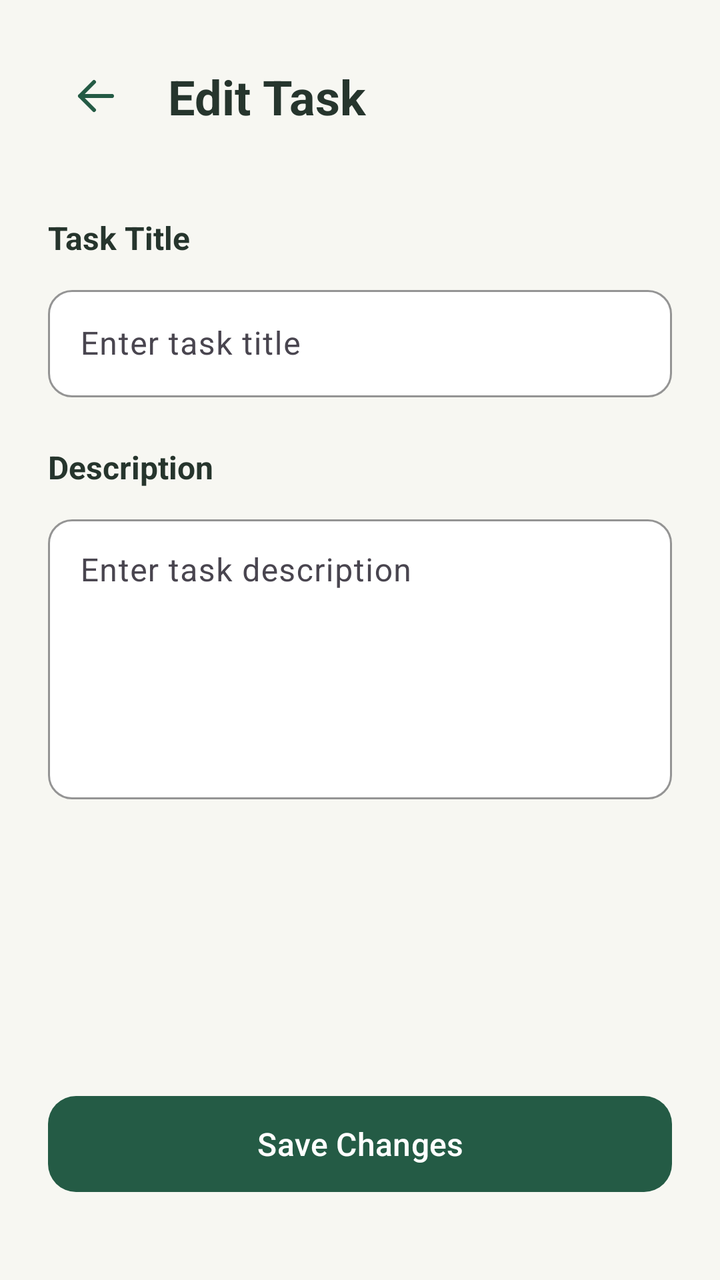
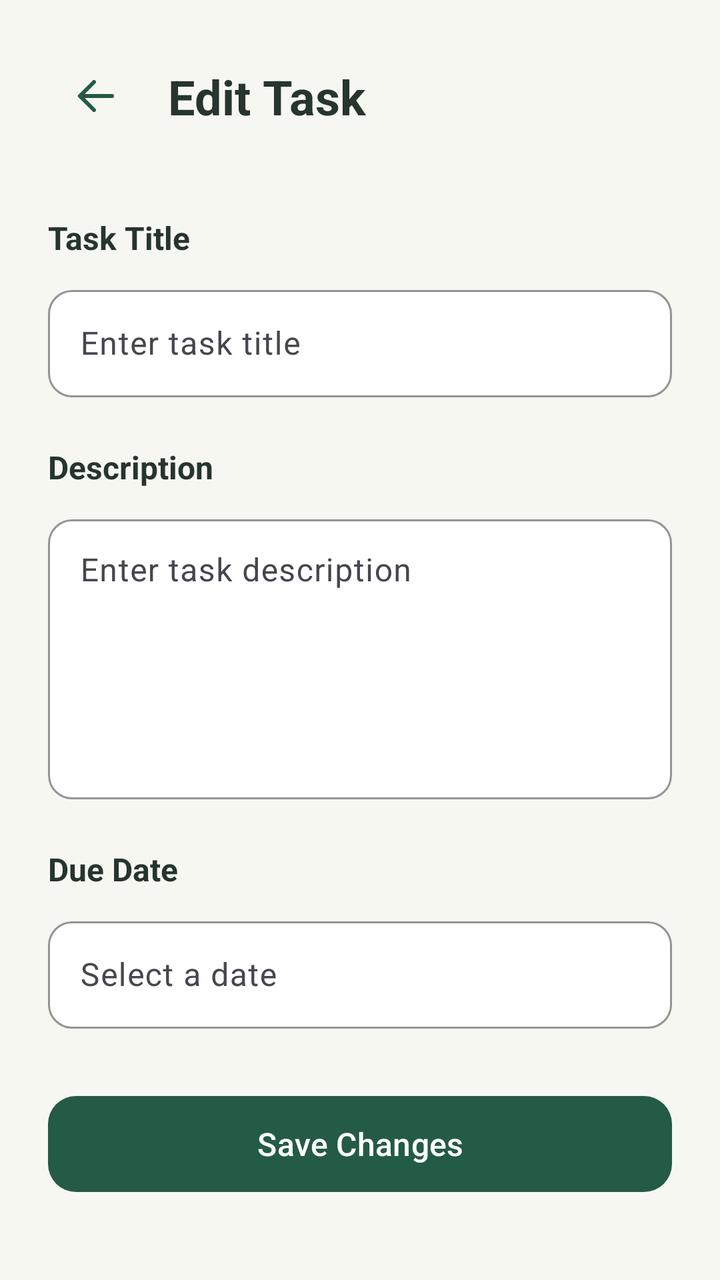

Screens rendered from an Android XML layout before and after an edit, with the pre-edit source and the edit as a unified diff.
<!-- AndroidManifest.xml: application theme Theme.Taskly -->
<!-- res/layout/edit_task_fragment.xml -->
<?xml version="1.0" encoding="utf-8"?>
<androidx.constraintlayout.widget.ConstraintLayout
    xmlns:android="http://schemas.android.com/apk/res/android"
    xmlns:app="http://schemas.android.com/apk/res-auto"
    android:layout_width="match_parent"
    android:layout_height="match_parent"
    android:background="#F7F7F2"
    android:padding="24dp">

    <ImageButton
        android:id="@+id/btnBack"
        android:layout_width="48dp"
        android:layout_height="48dp"
        android:background="?attr/selectableItemBackgroundBorderless"
        android:contentDescription="@string/back"
        android:src="@drawable/ic_arrow_back"
        app:tint="#245B45"
        app:layout_constraintStart_toStartOf="parent"
        app:layout_constraintTop_toTopOf="parent" />

    <TextView
        android:id="@+id/tvScreenTitle"
        android:layout_width="0dp"
        android:layout_height="wrap_content"
        android:layout_marginStart="12dp"
        android:text="@string/edit_task_title"
        android:textColor="#26352D"
        android:textSize="24sp"
        android:textStyle="bold"
        app:layout_constraintBottom_toBottomOf="@id/btnBack"
        app:layout_constraintEnd_toEndOf="parent"
        app:layout_constraintStart_toEndOf="@id/btnBack"
        app:layout_constraintTop_toTopOf="@id/btnBack" />

    <TextView
        android:id="@+id/tvTaskTitleLabel"
        android:layout_width="wrap_content"
        android:layout_height="wrap_content"
        android:layout_marginTop="36dp"
        android:text="@string/task_title_label"
        android:textColor="#26352D"
        android:textSize="16sp"
        android:textStyle="bold"
        app:layout_constraintStart_toStartOf="parent"
        app:layout_constraintTop_toBottomOf="@id/btnBack" />

    <com.google.android.material.textfield.TextInputLayout
        android:id="@+id/tilTaskTitle"
        android:layout_width="0dp"
        android:layout_height="wrap_content"
        android:layout_marginTop="10dp"
        app:boxBackgroundColor="#FFFFFF"
        app:boxBackgroundMode="outline"
        app:boxCornerRadiusBottomEnd="12dp"
        app:boxCornerRadiusBottomStart="12dp"
        app:boxCornerRadiusTopEnd="12dp"
        app:boxCornerRadiusTopStart="12dp"
        app:boxStrokeColor="#245B45"
        app:layout_constraintEnd_toEndOf="parent"
        app:layout_constraintStart_toStartOf="parent"
        app:layout_constraintTop_toBottomOf="@id/tvTaskTitleLabel">

        <com.google.android.material.textfield.TextInputEditText
            android:id="@+id/etTaskTitle"
            android:layout_width="match_parent"
            android:layout_height="wrap_content"
            android:hint="@string/task_title_hint"
            android:inputType="textCapSentences"
            android:maxLines="1"
            android:padding="16dp"
            android:textColor="#26352D"
            android:textColorHint="#687565" />

    </com.google.android.material.textfield.TextInputLayout>

    <TextView
        android:id="@+id/tvDescriptionLabel"
        android:layout_width="wrap_content"
        android:layout_height="wrap_content"
        android:layout_marginTop="24dp"
        android:text="@string/task_description_label"
        android:textColor="#26352D"
        android:textSize="16sp"
        android:textStyle="bold"
        app:layout_constraintStart_toStartOf="parent"
        app:layout_constraintTop_toBottomOf="@id/tilTaskTitle" />

    <com.google.android.material.textfield.TextInputLayout
        android:id="@+id/tilTaskDescription"
        android:layout_width="0dp"
        android:layout_height="wrap_content"
        android:layout_marginTop="10dp"
        app:boxBackgroundColor="#FFFFFF"
        app:boxBackgroundMode="outline"
        app:boxCornerRadiusBottomEnd="12dp"
        app:boxCornerRadiusBottomStart="12dp"
        app:boxCornerRadiusTopEnd="12dp"
        app:boxCornerRadiusTopStart="12dp"
        app:boxStrokeColor="#245B45"
        app:layout_constraintEnd_toEndOf="parent"
        app:layout_constraintStart_toStartOf="parent"
        app:layout_constraintTop_toBottomOf="@id/tvDescriptionLabel">

        <com.google.android.material.textfield.TextInputEditText
            android:id="@+id/etTaskDescription"
            android:layout_width="match_parent"
            android:layout_height="140dp"
            android:gravity="top|start"
            android:hint="@string/task_description_hint"
            android:inputType="textCapSentences|textMultiLine"
            android:padding="16dp"
            android:textColor="#26352D"
            android:textColorHint="#687565" />

    </com.google.android.material.textfield.TextInputLayout>

    <com.google.android.material.button.MaterialButton
        android:id="@+id/btnSaveChanges"
        android:layout_width="0dp"
        android:layout_height="56dp"
        android:layout_marginBottom="16dp"
        android:text="@string/save_changes"
        android:textAllCaps="false"
        android:textColor="#FFFFFF"
        android:textSize="16sp"
        app:backgroundTint="#245B45"
        app:cornerRadius="14dp"
        app:layout_constraintBottom_toBottomOf="parent"
        app:layout_constraintEnd_toEndOf="parent"
        app:layout_constraintStart_toStartOf="parent" />

</androidx.constraintlayout.widget.ConstraintLayout>
<!-- resources referenced by this layout -->
<resources>
  <!-- drawable ic_arrow_back (drawable) -->
  <vector xmlns:android="http://schemas.android.com/apk/res/android"
      android:width="24dp"
      android:height="24dp"
      android:viewportWidth="24"
      android:viewportHeight="24">
  
      <path
          android:fillColor="#245B45"
          android:pathData="M20,12H4M4,12l7,-7M4,12l7,7"
          android:strokeColor="#245B45"
          android:strokeWidth="2"
          android:strokeLineCap="round"
          android:strokeLineJoin="round" />
  
  </vector>
  <string name="back">Back</string>
  <string name="edit_task_title">Edit Task</string>
  <string name="save_changes">Save Changes</string>
  <string name="task_description_hint">Enter task description</string>
  <string name="task_description_label">Description</string>
  <string name="task_title_hint">Enter task title</string>
  <string name="task_title_label">Task Title</string>
  <style name="Theme.Taskly" parent="Base.Theme.Taskly" />
  <style name="Base.Theme.Taskly" parent="Theme.Material3.DayNight.NoActionBar">
          
          
      </style>
</resources>

<!-- the commit's change to res/layout/edit_task_fragment.xml (unified diff, before → after) -->
@@ -2,6 +2,7 @@
 <androidx.constraintlayout.widget.ConstraintLayout
     xmlns:android="http://schemas.android.com/apk/res/android"
     xmlns:app="http://schemas.android.com/apk/res-auto"
+    xmlns:tools="http://schemas.android.com/tools"
     android:layout_width="match_parent"
     android:layout_height="match_parent"
     android:background="#F7F7F2"
@@ -56,6 +57,7 @@
         app:boxCornerRadiusTopEnd="12dp"
         app:boxCornerRadiusTopStart="12dp"
         app:boxStrokeColor="#245B45"
+        app:layout_constraintWidth_max="488dp"
         app:layout_constraintEnd_toEndOf="parent"
         app:layout_constraintStart_toStartOf="parent"
         app:layout_constraintTop_toBottomOf="@id/tvTaskTitleLabel">
@@ -69,7 +71,8 @@
             android:maxLines="1"
             android:padding="16dp"
             android:textColor="#26352D"
-            android:textColorHint="#687565" />
+            android:textColorHint="#757575"
+            tools:ignore="TextContrastCheck" />
 
     </com.google.android.material.textfield.TextInputLayout>
 
@@ -97,6 +100,7 @@
         app:boxCornerRadiusTopEnd="12dp"
         app:boxCornerRadiusTopStart="12dp"
         app:boxStrokeColor="#245B45"
+        app:layout_constraintWidth_max="488dp"
         app:layout_constraintEnd_toEndOf="parent"
         app:layout_constraintStart_toStartOf="parent"
         app:layout_constraintTop_toBottomOf="@id/tvDescriptionLabel">
@@ -110,15 +114,63 @@
             android:inputType="textCapSentences|textMultiLine"
             android:padding="16dp"
             android:textColor="#26352D"
-            android:textColorHint="#687565" />
+            android:textColorHint="#757575"
+            tools:ignore="TextContrastCheck" />
 
     </com.google.android.material.textfield.TextInputLayout>
+
+    <TextView
+        android:id="@+id/tvDueDateLabel"
+        android:layout_width="wrap_content"
+        android:layout_height="wrap_content"
+        android:layout_marginTop="24dp"
+        android:text="@string/task_due_date_label"
+        android:textColor="#26352D"
+        android:textSize="16sp"
+        android:textStyle="bold"
+        app:layout_constraintStart_toStartOf="parent"
+        app:layout_constraintTop_toBottomOf="@id/tilTaskDescription" />
+
+    <com.google.android.material.textfield.TextInputLayout
+        android:id="@+id/tilTaskDueDate"
+        android:layout_width="0dp"
+        android:layout_height="wrap_content"
+        android:layout_marginTop="10dp"
+        app:boxBackgroundColor="#FFFFFF"
+        app:boxBackgroundMode="outline"
+        app:boxCornerRadiusBottomEnd="12dp"
+        app:boxCornerRadiusBottomStart="12dp"
+        app:boxCornerRadiusTopEnd="12dp"
+        app:boxCornerRadiusTopStart="12dp"
+        app:boxStrokeColor="#245B45"
+        app:layout_constraintWidth_max="488dp"
+        app:layout_constraintEnd_toEndOf="parent"
+        app:layout_constraintStart_toStartOf="parent"
+        app:layout_constraintTop_toBottomOf="@id/tvDueDateLabel">
+
+        <com.google.android.material.textfield.TextInputEditText
+            android:id="@+id/etTaskDueDate"
+            android:layout_width="match_parent"
+            android:layout_height="wrap_content"
+            android:clickable="true"
+            android:focusable="true"
+            android:hint="@string/task_due_date_hint"
+            android:inputType="none"
+            android:padding="16dp"
+            android:textColor="#26352D"
+            android:textColorHint="#757575"
+            tools:ignore="TextContrastCheck" />
+
+    </com.google.android.material.textfield.TextInputLayout>
+
+
 
     <com.google.android.material.button.MaterialButton
         android:id="@+id/btnSaveChanges"
         android:layout_width="0dp"
         android:layout_height="56dp"
         android:layout_marginBottom="16dp"
+        app:layout_constraintWidth_max="320dp"
         android:text="@string/save_changes"
         android:textAllCaps="false"
         android:textColor="#FFFFFF"
<!-- resource entries referenced after the edit -->
@@ -21,6 +21,8 @@
   <string name="save_changes">Save Changes</string>
   <string name="task_description_hint">Enter task description</string>
   <string name="task_description_label">Description</string>
+  <string name="task_due_date_hint">Select a date</string>
+  <string name="task_due_date_label">Due Date</string>
   <string name="task_title_hint">Enter task title</string>
   <string name="task_title_label">Task Title</string>
   <style name="Theme.Taskly" parent="Base.Theme.Taskly" />
